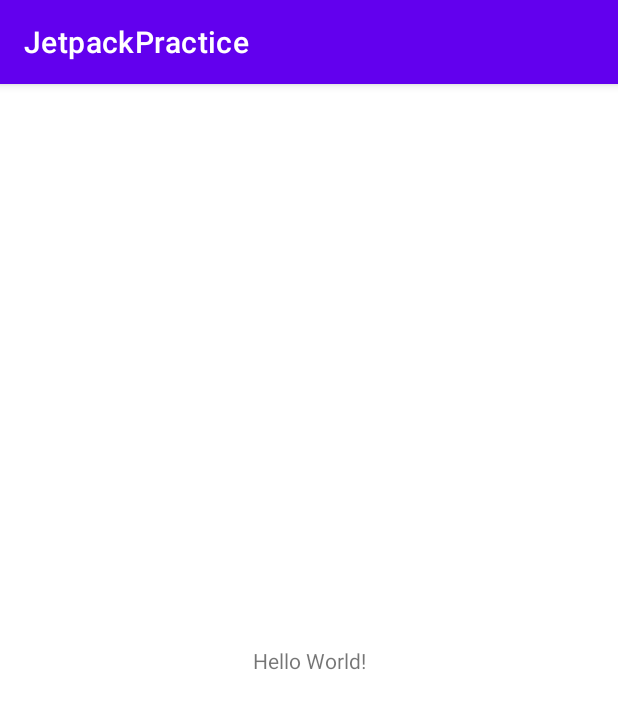
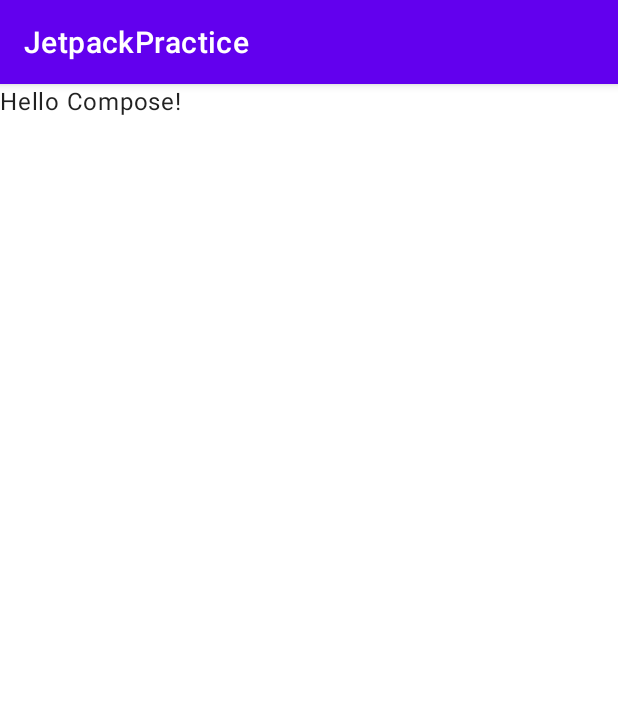
Before and after one commit to taku-kw/JetpackPractice, an Android app built with Jetpack Compose: the screen it shows after launch (MainActivity), on a phone screen of 412 x 824 dp. Shown: the top 709 px of the screen. Run offline under Robolectric (Android 15) with nearby library versions, the phone set to English and light mode, and no system bars.

Commit message:
Setting for Jetpack Compose

```diff
--- a/app/src/main/java/com/example/jetpackpractice/MainActivity.kt
+++ b/app/src/main/java/com/example/jetpackpractice/MainActivity.kt
@@ -2,10 +2,25 @@ package com.example.jetpackpractice
 
 import androidx.appcompat.app.AppCompatActivity
 import android.os.Bundle
+import androidx.activity.compose.setContent
+import androidx.compose.material.MaterialTheme
+import androidx.compose.ui.tooling.preview.Preview
+import androidx.compose.runtime.Composable
+import androidx.compose.material.Text
 
 class MainActivity : AppCompatActivity() {
     override fun onCreate(savedInstanceState: Bundle?) {
         super.onCreate(savedInstanceState)
-        setContentView(R.layout.activity_main)
+        setContent {
+            MaterialTheme {
+                Greeting("Compose")
+            }
+        }
     }
 }
+
+@Preview(name = "Android greeting")
+@Composable
+private fun Greeting(name: String = "World") {
+    Text("Hello $name!")
+}
--- a/app/src/main/res/layout/activity_main.xml
+++ /dev/null
@@ -1,18 +0,0 @@
-<?xml version="1.0" encoding="utf-8"?>
-<androidx.constraintlayout.widget.ConstraintLayout xmlns:android="http://schemas.android.com/apk/res/android"
-    xmlns:app="http://schemas.android.com/apk/res-auto"
-    xmlns:tools="http://schemas.android.com/tools"
-    android:layout_width="match_parent"
-    android:layout_height="match_parent"
-    tools:context=".MainActivity">
-
-    <TextView
-        android:layout_width="wrap_content"
-        android:layout_height="wrap_content"
-        android:text="Hello World!"
-        app:layout_constraintBottom_toBottomOf="parent"
-        app:layout_constraintEnd_toEndOf="parent"
-        app:layout_constraintStart_toStartOf="parent"
-        app:layout_constraintTop_toTopOf="parent" />
-
-</androidx.constraintlayout.widget.ConstraintLayout>
```
Also changed, not shown: app/build.gradle (+29 -0 lines), 1 other file.
